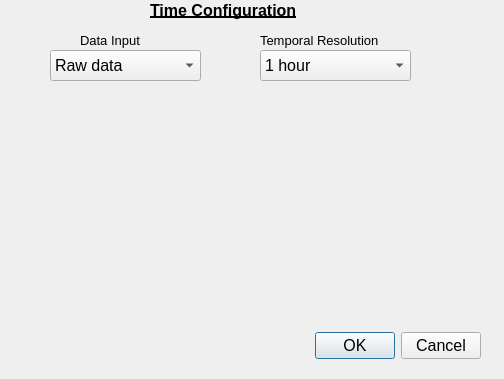
Before: the Qt Designer form interp_config_dialog.ui in davidsr21/mcd_visualizer, drawn with Qt 5.
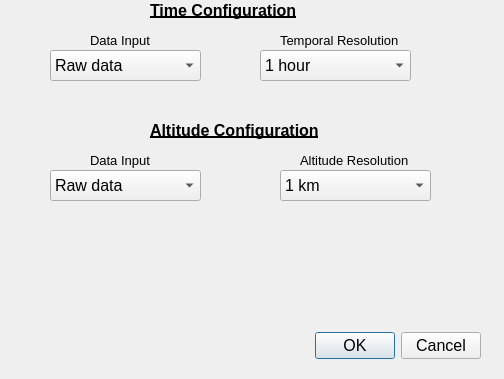
After: the same form once the commit is applied.

Commit message: Ended time interpolation, started altitude interpolation

The edit to the form file:
```diff
--- a/interp_config_dialog.ui
+++ b/interp_config_dialog.ui
@@ -95,7 +95,7 @@
   <widget class="QLabel" name="Label_Hora_Interp_2">
    <property name="geometry">
     <rect>
-     <x>80</x>
+     <x>90</x>
      <y>30</y>
      <width>91</width>
      <height>20</height>
@@ -116,7 +116,7 @@
   <widget class="QLabel" name="Label_Hora_Interp_3">
    <property name="geometry">
     <rect>
-     <x>260</x>
+     <x>280</x>
      <y>30</y>
      <width>161</width>
      <height>20</height>
@@ -155,6 +155,129 @@
     <set>QDialogButtonBox::Cancel|QDialogButtonBox::Ok</set>
    </property>
   </widget>
+  <widget class="QLabel" name="Label_Altitud_Interp">
+   <property name="geometry">
+    <rect>
+     <x>150</x>
+     <y>120</y>
+     <width>201</width>
+     <height>20</height>
+    </rect>
+   </property>
+   <property name="font">
+    <font>
+     <pointsize>12</pointsize>
+     <weight>75</weight>
+     <bold>true</bold>
+     <underline>true</underline>
+    </font>
+   </property>
+   <property name="text">
+    <string>Altitude Configuration</string>
+   </property>
+  </widget>
+  <widget class="QLabel" name="Label_Altitud_Interp_3">
+   <property name="geometry">
+    <rect>
+     <x>300</x>
+     <y>150</y>
+     <width>161</width>
+     <height>20</height>
+    </rect>
+   </property>
+   <property name="font">
+    <font>
+     <pointsize>10</pointsize>
+     <weight>50</weight>
+     <bold>false</bold>
+     <underline>false</underline>
+    </font>
+   </property>
+   <property name="text">
+    <string>Altitude Resolution</string>
+   </property>
+  </widget>
+  <widget class="QComboBox" name="Combo_Altitude_Resolution">
+   <property name="geometry">
+    <rect>
+     <x>280</x>
+     <y>170</y>
+     <width>151</width>
+     <height>31</height>
+    </rect>
+   </property>
+   <property name="font">
+    <font>
+     <pointsize>12</pointsize>
+    </font>
+   </property>
+   <item>
+    <property name="text">
+     <string>1 km</string>
+    </property>
+   </item>
+   <item>
+    <property name="text">
+     <string>0.5 km</string>
+    </property>
+   </item>
+   <item>
+    <property name="text">
+     <string>0.25 km</string>
+    </property>
+   </item>
+   <item>
+    <property name="text">
+     <string>0.1 km</string>
+    </property>
+   </item>
+  </widget>
+  <widget class="QLabel" name="Label_Altitud_Interp_2">
+   <property name="geometry">
+    <rect>
+     <x>90</x>
+     <y>150</y>
+     <width>91</width>
+     <height>20</height>
+    </rect>
+   </property>
+   <property name="font">
+    <font>
+     <pointsize>10</pointsize>
+     <weight>50</weight>
+     <bold>false</bold>
+     <underline>false</underline>
+    </font>
+   </property>
+   <property name="text">
+    <string>Data Input</string>
+   </property>
+  </widget>
+  <widget class="QComboBox" name="Combo_Altitude_Mode">
+   <property name="geometry">
+    <rect>
+     <x>50</x>
+     <y>170</y>
+     <width>151</width>
+     <height>31</height>
+    </rect>
+   </property>
+   <property name="font">
+    <font>
+     <pointsize>12</pointsize>
+    </font>
+   </property>
+   <item>
+    <property name="text">
+     <string>Raw data</string>
+    </property>
+   </item>
+   <item>
+    <property name="text">
+     <string>Interpolate data</string>
+    </property>
+   </item>
+  </widget>
  </widget>
  <resources/>
  <connections/>
```
The commit also changes 5 other files.
